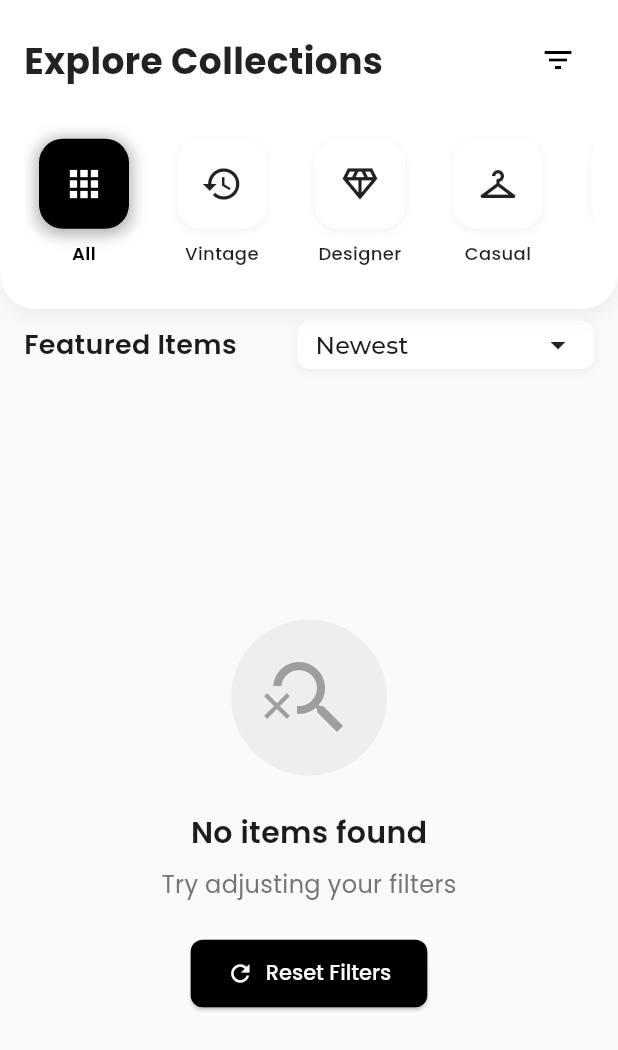
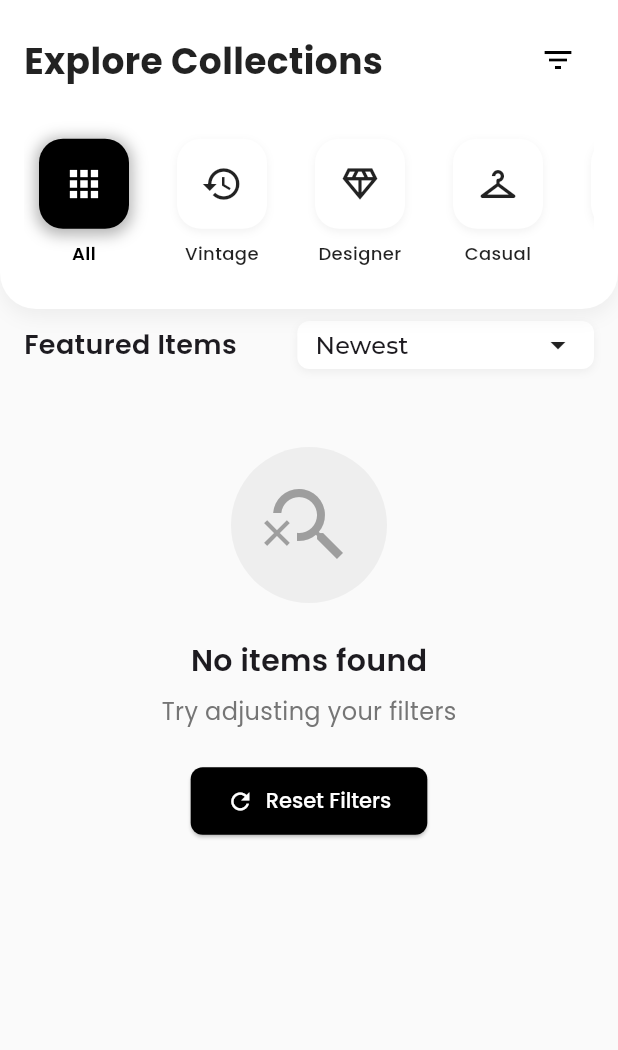
Before and after one commit to fyodorrrrr/haul-app, a Flutter app: the ExploreScreen screen opened directly, on a phone screen of 412 x 824 dp. Shown: the top 1050 px of the screen. Run offline on Flutter 3.47's test engine with Material 3 defaults, Android fonts, the phone set to English and light mode, and no system bars; our stand-ins replace cloud_firestore, firebase_auth, firebase_core, firebase_storage, flutter_dotenv, google_fonts and 4 more; missing offline and left inert: firebase_app_check; accounts and stored records are empty; network calls fail.

Commit message:
feat: Improve empty state display and filter panel layout in ExploreScreen

```diff
--- a/lib/screens/buyer/explore_screen.dart
+++ b/lib/screens/buyer/explore_screen.dart
@@ -339,10 +339,15 @@ class _ExploreScreenState extends State<ExploreScreen> {
                       ),
                     )
                   : _featuredProducts.isEmpty
-                    ? SliverFillRemaining(
+                    ? SliverToBoxAdapter(
+                        child: Container(
+                          height: MediaQuery.of(context).size.height * 0.5, // Fixed height constraint
+                          padding: EdgeInsets.only(bottom: 80), // Extra bottom padding
                           child: Center(
+                            child: SingleChildScrollView( // Make scrollable if needed
+                              physics: AlwaysScrollableScrollPhysics(),
                               child: Column(
-                            mainAxisAlignment: MainAxisAlignment.center,
+                                mainAxisSize: MainAxisSize.min, // Use min size
                                 children: [
                                   Container(
                                     padding: EdgeInsets.all(20),
@@ -390,6 +395,8 @@ class _ExploreScreenState extends State<ExploreScreen> {
                                 ],
                               ),
                             ),
+                          ),
+                        ),
                       )
                     : SliverGrid(
                         gridDelegate: const SliverGridDelegateWithFixedCrossAxisCount(
@@ -420,20 +427,20 @@ class _ExploreScreenState extends State<ExploreScreen> {
               top: 0,
               left: 0,
               right: 0,
+              child: Material(
+                elevation: 8,
+                borderRadius: BorderRadius.circular(16),
                 child: Container(
                   margin: EdgeInsets.fromLTRB(16, 140, 16, 0),
-                padding: EdgeInsets.all(16),
+                  constraints: BoxConstraints(
+                    maxHeight: MediaQuery.of(context).size.height * 0.7, // Limit height to 70% of screen
+                  ),
                   decoration: BoxDecoration(
                     color: Colors.white,
                     borderRadius: BorderRadius.circular(16),
-                  boxShadow: [
-                    BoxShadow(
-                      color: Colors.black.withOpacity(0.1),
-                      blurRadius: 10,
-                      offset: Offset(0, 5),
                   ),
-                  ],
-                ),
+                  child: SingleChildScrollView(
+                    padding: EdgeInsets.all(16),
                     child: Column(
                       crossAxisAlignment: CrossAxisAlignment.start,
                       mainAxisSize: MainAxisSize.min,
@@ -570,7 +577,11 @@ class _ExploreScreenState extends State<ExploreScreen> {
                             ),
                           ],
                         ),
+                        // Add extra bottom padding
+                        SizedBox(height: 16),
                       ],
+                    ),
+                  ),
                 ),
               ),
             ),
```
Lines whose indentation alone changed are shown as unchanged.
